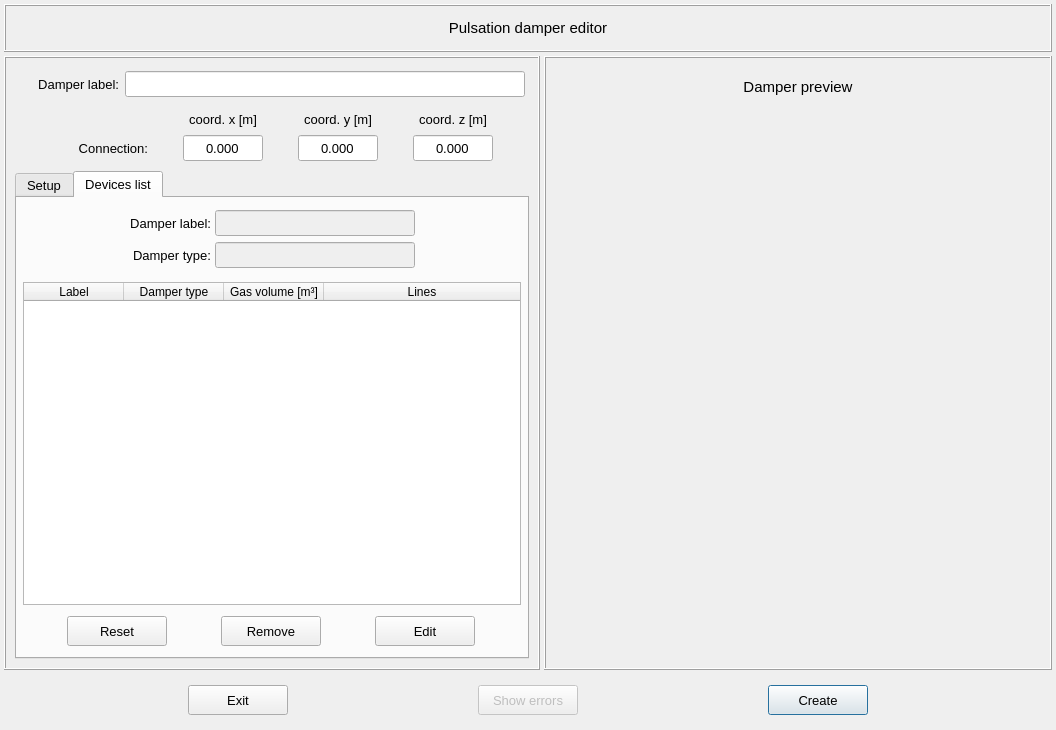
Qt form pulse/interface/data/ui_files/model/editor/pulsation_damper_editor_inputs.ui (open-pulse/OpenPulse) before a commit.
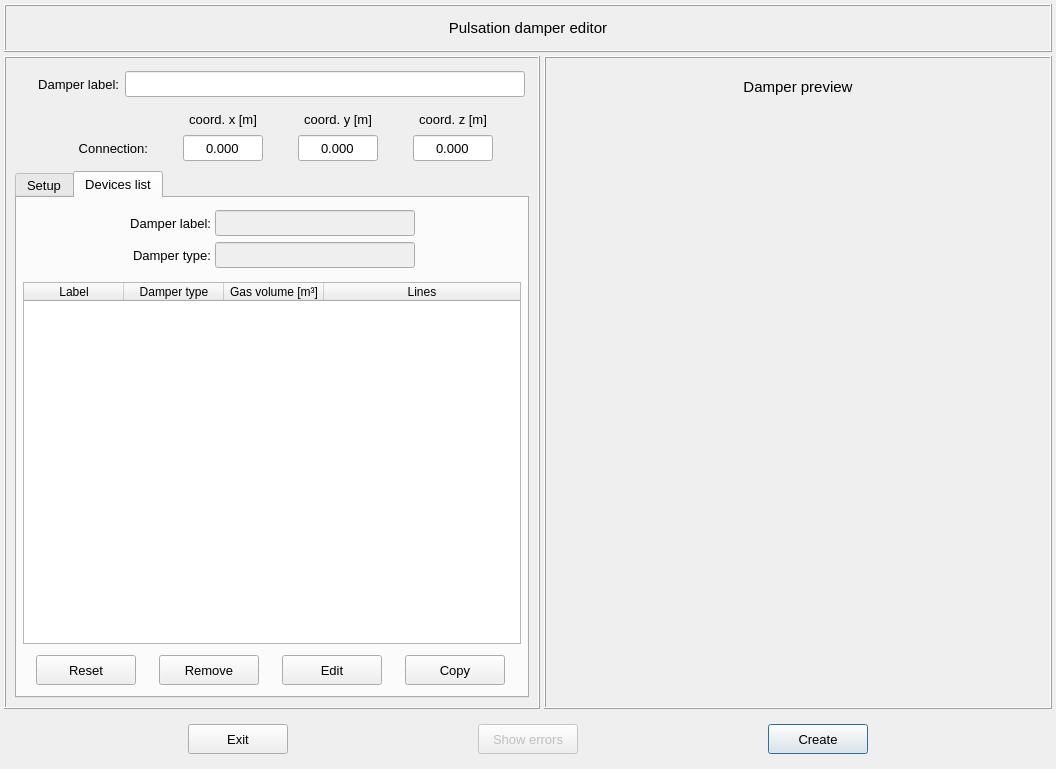
The same form after that commit. The open tabs and pages were chosen to show the change. Icons and pictures are not drawn.

Commit message: adds copy functionality

Patch:
```diff
--- a/pulse/interface/data/ui_files/model/editor/pulsation_damper_editor_inputs.ui
+++ b/pulse/interface/data/ui_files/model/editor/pulsation_damper_editor_inputs.ui
@@ -7,7 +7,7 @@
     <x>0</x>
     <y>0</y>
     <width>1056</width>
-    <height>730</height>
+    <height>769</height>
    </rect>
   </property>
   <property name="windowTitle">
@@ -2385,6 +2385,42 @@
                   </property>
                  </widget>
                 </item>
+                <item row="0" column="3">
+                 <widget class="QPushButton" name="pushButton_copy">
+                  <property name="minimumSize">
+                   <size>
+                    <width>100</width>
+                    <height>30</height>
+                   </size>
+                  </property>
+                  <property name="maximumSize">
+                   <size>
+                    <width>100</width>
+                    <height>30</height>
+                   </size>
+                  </property>
+                  <property name="font">
+                   <font>
+                    <family>MS Shell Dlg 2</family>
+                    <pointsize>10</pointsize>
+                    <italic>false</italic>
+                    <bold>false</bold>
+                   </font>
+                  </property>
+                  <property name="styleSheet">
+                   <string notr="true"/>
+                  </property>
+                  <property name="text">
+                   <string>Copy</string>
+                  </property>
+                  <property name="autoDefault">
+                   <bool>false</bool>
+                  </property>
+                  <property name="status" stdset="0">
+                   <string/>
+                  </property>
+                 </widget>
+                </item>
                </layout>
               </widget>
              </item>
```
Left out of the diff: 109 changed lines with no effect on the pictures. The commit also changes 2 other files.
